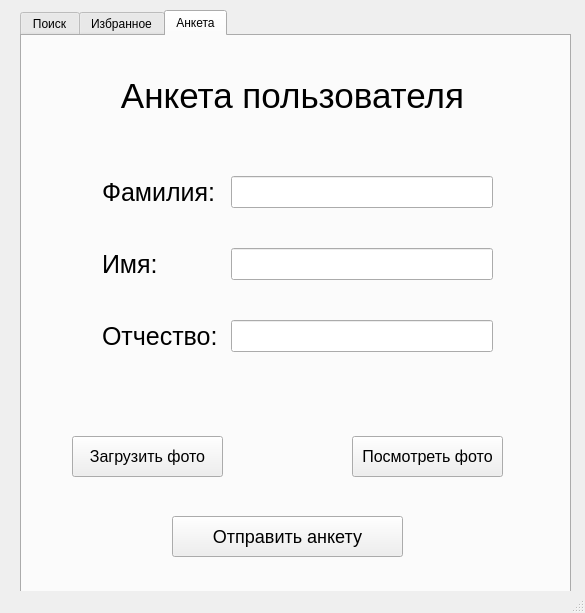
The window that data/ui/main_window_style.ui (Hexy00123/Yandex.Liceum-Travel-App) describes before a commit, drawn with Qt 5.
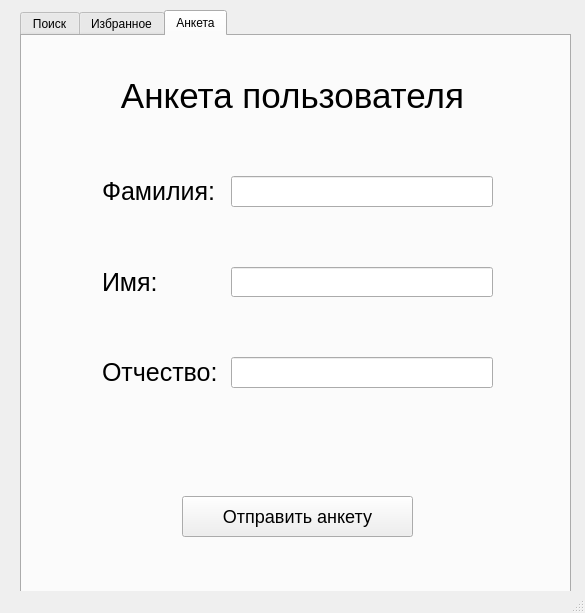
The same window after the commit. The open tabs and pages were chosen to show the change.

Commit message: анкета

```diff
--- a/data/ui/main_window_style.ui
+++ b/data/ui/main_window_style.ui
@@ -114,8 +114,8 @@
      <widget class="QPushButton" name="pushButton">
       <property name="geometry">
        <rect>
-        <x>150</x>
-        <y>480</y>
+        <x>160</x>
+        <y>460</y>
         <width>231</width>
         <height>41</height>
        </rect>
@@ -127,38 +127,6 @@
        <string>Отправить анкету</string>
       </property>
      </widget>
-     <widget class="QPushButton" name="pushButton_2">
-      <property name="geometry">
-       <rect>
-        <x>50</x>
-        <y>400</y>
-        <width>151</width>
-        <height>41</height>
-       </rect>
-      </property>
-      <property name="styleSheet">
-       <string notr="true">font-size:16px</string>
-      </property>
-      <property name="text">
-       <string>Загрузить фото</string>
-      </property>
-     </widget>
-     <widget class="QPushButton" name="pushButton_3">
-      <property name="geometry">
-       <rect>
-        <x>330</x>
-        <y>400</y>
-        <width>151</width>
-        <height>41</height>
-       </rect>
-      </property>
-      <property name="styleSheet">
-       <string notr="true">font-size:16px</string>
-      </property>
-      <property name="text">
-       <string>Посмотреть фото</string>
-      </property>
-     </widget>
      <widget class="QWidget" name="formLayoutWidget">
       <property name="geometry">
        <rect>
@@ -170,7 +138,7 @@
       </property>
       <layout class="QFormLayout" name="formLayout">
        <property name="verticalSpacing">
-        <number>40</number>
+        <number>60</number>
        </property>
        <property name="leftMargin">
         <number>10</number>
```
Left out of the diff: 8 changed lines with no effect on the pictures. The commit also changes 2 other files.
